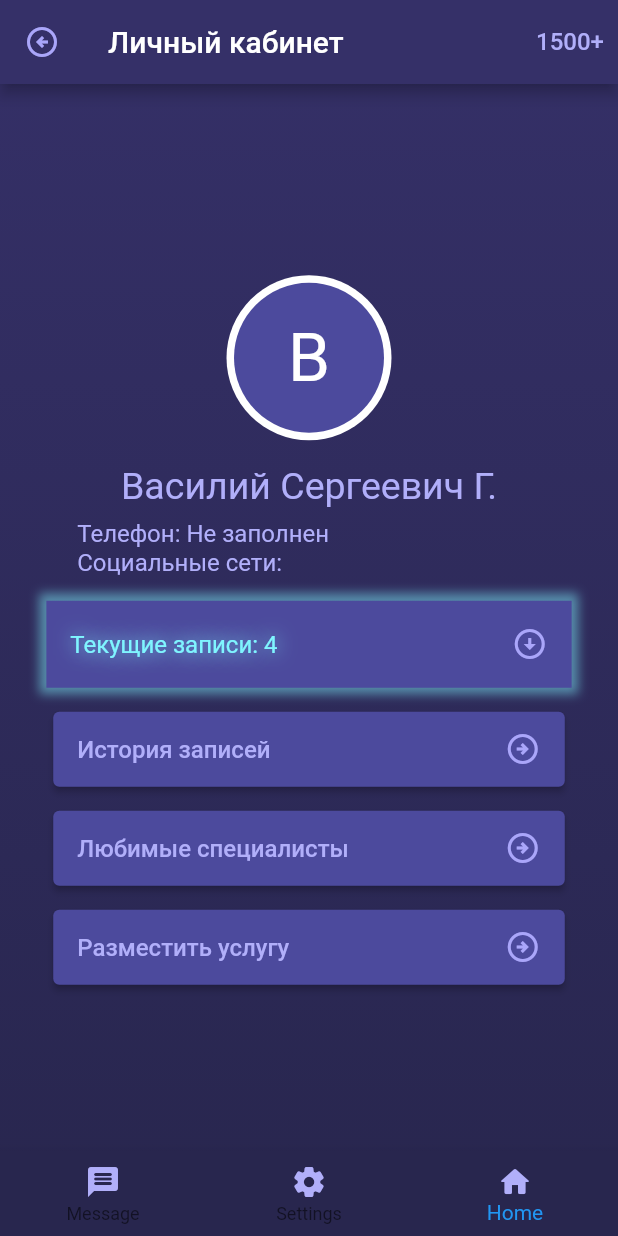
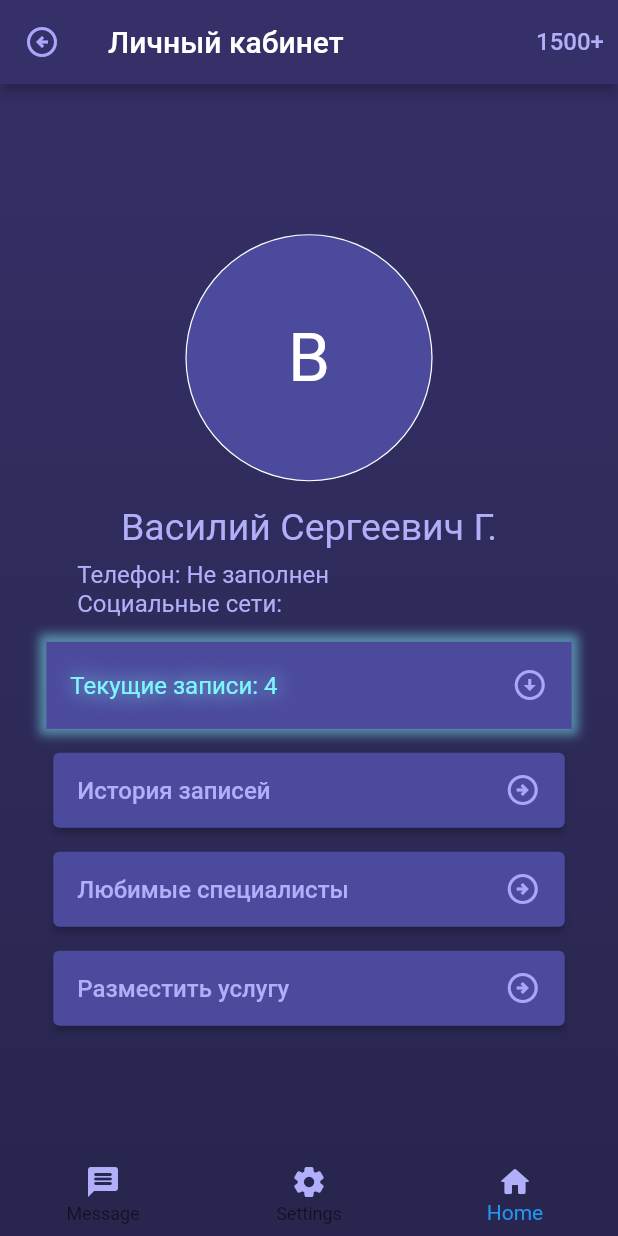
Before and after one commit to serj096/mommy_FL, a Flutter app: the screen it shows after launch, on a phone screen of 412 x 824 dp. Run offline on Flutter 3.47's test engine with Material 2 defaults, Android fonts, the light colour scheme and no system bars; our stand-ins replace flutter_map; missing offline and left inert: open_street_map_search_and_pick.

Commit message:
fix CircleAwatar size

```diff
--- a/lib/theme/widgets.dart
+++ b/lib/theme/widgets.dart
@@ -90,14 +90,15 @@ class DefaultWidgets{
   }
 
   Widget GetCircleAvatar(BuildContext context, circleAwatarSize size){
+    var width = MediaQuery.of(context).size.height;
     return GestureDetector(
         onTap: (){ size == circleAwatarSize.small? Navigator.pushNamed(context, '/') : null;},
         child: CircleAvatar(
             backgroundColor: Colors.white,
-            radius: size == circleAwatarSize.big? 55 : 27,
+            radius: size == circleAwatarSize.big? width / 10 : 23,
             child: CircleAvatar(
                 backgroundColor: Color.fromRGBO(76, 74, 157,1),
-                radius: size == circleAwatarSize.big? 50 : 22,
+                radius: size == circleAwatarSize.big? width / 10.1 : 20,
                 child: Text(UserInfo().GetName()[0], style: GetCircleAvatarTextStyle(size) )
             )));
   }
```
